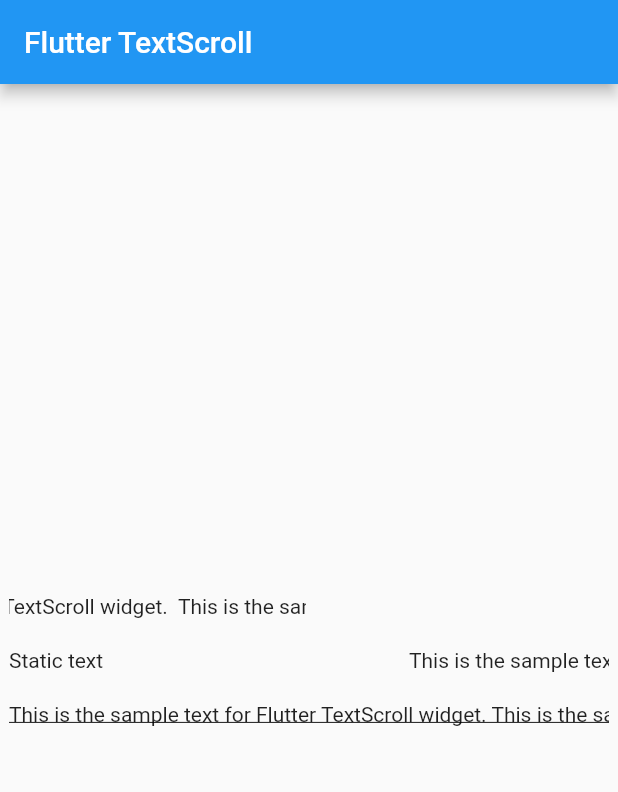
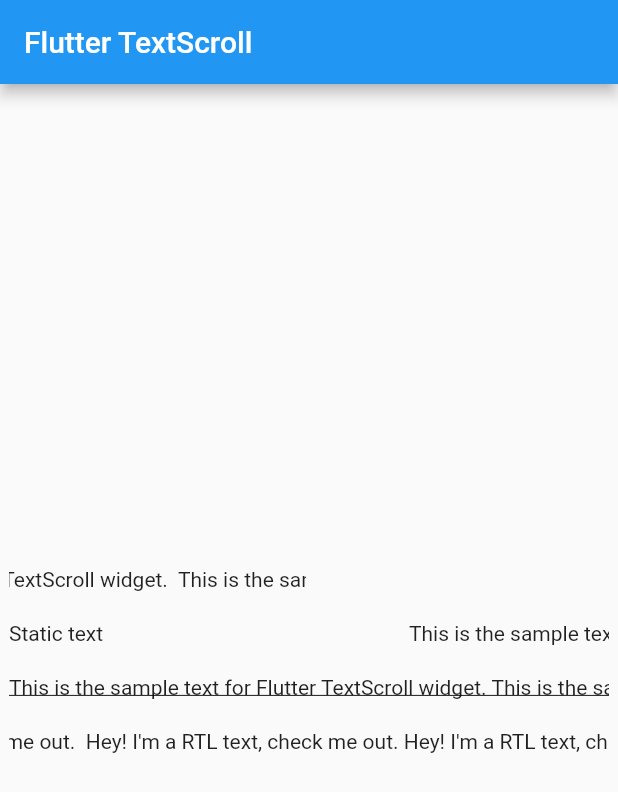
Before and after one commit to yurii-khi/text_scroll, a Flutter app: the screen it shows after launch, on a phone screen of 412 x 824 dp. Shown: the top 792 px of the screen. Run offline on Flutter 3.47's test engine with Material 2 defaults, Android fonts, the phone set to English and light mode, and no system bars.

Commit message:
Introduce textDirecton parameter
Ref: #10

````diff
--- a/example/lib/main.dart
+++ b/example/lib/main.dart
@@ -82,6 +82,11 @@ class _MyHomePageState extends State<MyHomePage> {
                 textAlign: TextAlign.right,
                 selectable: true,
               ),
+              const SizedBox(height: 20),
+              const TextScroll(
+                'Hey! I\'m a RTL text, check me out. Hey! I\'m a RTL text, check me out. Hey! I\'m a RTL text, check me out. ',
+                textDirection: TextDirection.rtl,
+              )
             ],
           ),
         ),
--- a/lib/text_scroll.dart
+++ b/lib/text_scroll.dart
@@ -28,6 +28,7 @@ class TextScroll extends StatefulWidget {
     Key? key,
     this.style,
     this.textAlign,
+    this.textDirection = TextDirection.ltr,
     this.numberOfReps,
     this.delayBefore,
     this.pauseBetween,
@@ -58,6 +59,21 @@ class TextScroll extends StatefulWidget {
   /// )
   /// ```
   final TextAlign? textAlign;
+
+  /// Provides [TextDirection] - a direction in which text flows.
+  /// Default is [TextDirection.ltr].
+  /// Default scrolling direction would be opposite to [textDirection],
+  /// e.g. for [TextDirection.rtl] scrolling would be from left to right
+  ///
+  /// ### Example:
+  ///
+  /// ```dart
+  /// TextScroll(
+  ///   'Hey! I\'m a RTL text, check me out. Hey! I\'m a RTL text, check me out. Hey! I\'m a RTL text, check me out. ',
+  ///   textDirection: TextDirection.rtl,
+  /// )
+  /// ```
+  final TextDirection textDirection;
 
   /// Allows to apply custom [TextStyle] to [text].
   ///
@@ -201,7 +217,9 @@ class _TextScrollState extends State<TextScroll> {
         widget.pauseBetween == null || widget.mode == TextScrollMode.bouncing,
         'pauseBetween is only available for TextScrollMode.bouncing mode');
 
-    return SingleChildScrollView(
+    return Directionality(
+      textDirection: widget.textDirection,
+      child: SingleChildScrollView(
         controller: _scrollController,
         scrollDirection: Axis.horizontal,
         child: widget.selectable
@@ -214,6 +232,7 @@ class _TextScrollState extends State<TextScroll> {
                 _endlessText ?? widget.text,
                 style: widget.style,
                 textAlign: widget.textAlign,
+              ),
       ),
     );
   }
````
Lines whose indentation alone changed are shown as unchanged.
